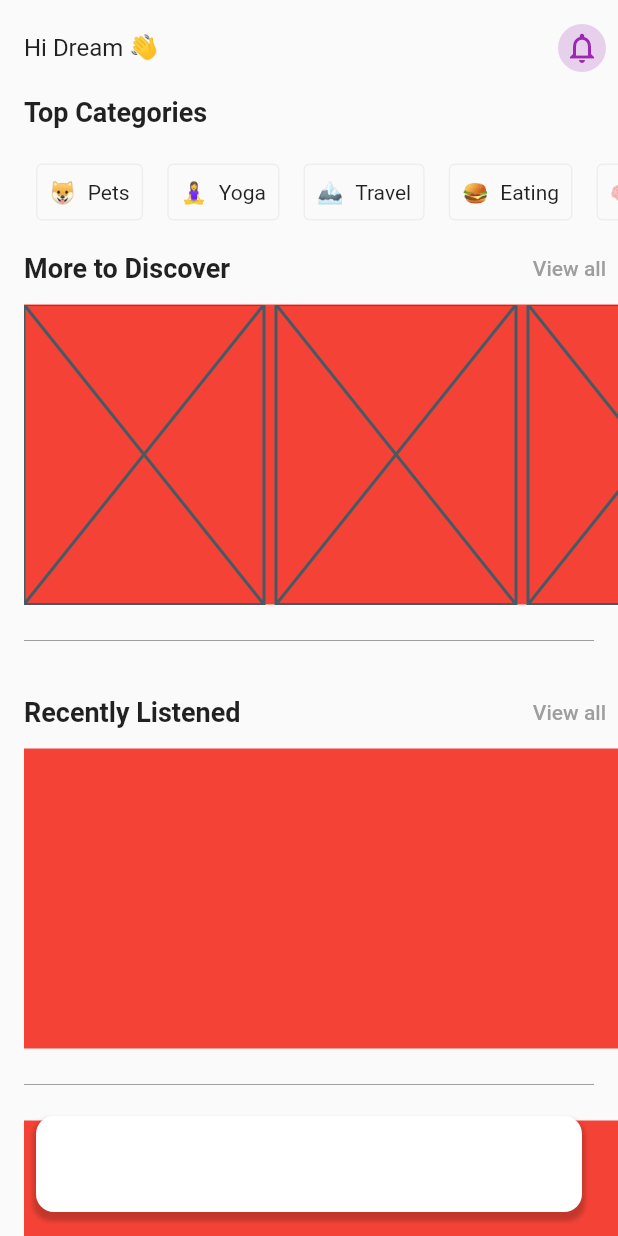
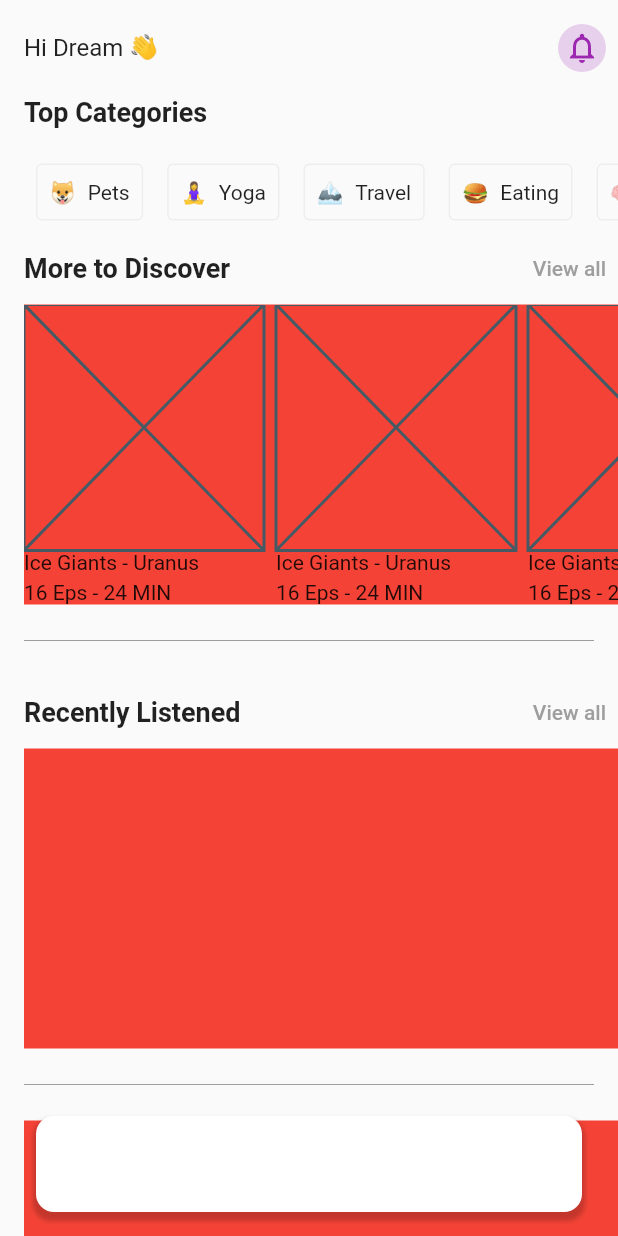
Before and after one commit to JAICHANGPARK/flutter_notebook_19th_story, a Flutter app: the screen it shows after launch, on a phone screen of 412 x 824 dp. Run offline on Flutter 3.47's test engine with Material 2 defaults, Android fonts, the phone set to English and light mode, and no system bars; our stand-ins replace cached_network_image, countup, fl_chart, flutter_riverpod, freezed_annotation, smooth_page_indicator and 1 more.

Commit message:
Update podcast_home_page.dart

```diff
--- a/lib/ep1134_podcast_app/src/ui/podcast_home_page.dart
+++ b/lib/ep1134_podcast_app/src/ui/podcast_home_page.dart
@@ -131,10 +131,16 @@ class _PodcastHomePageState extends State<PodcastHomePage> {
 
                                     width: 160,
                                     child: Column(
+                                      crossAxisAlignment: CrossAxisAlignment.start,
                                       children: [
                                         Expanded(child: Placeholder()),
                                         Column(
-                                          children: [],
+                                          crossAxisAlignment: CrossAxisAlignment.start,
+                                          children: [
+                                            Text("Ice Giants - Uranus"),
+                                            SizedBox(height: 4,),
+                                            Text("16 Eps - 24 MIN")
+                                          ],
                                         )
                                       ],
                                     ),
```
